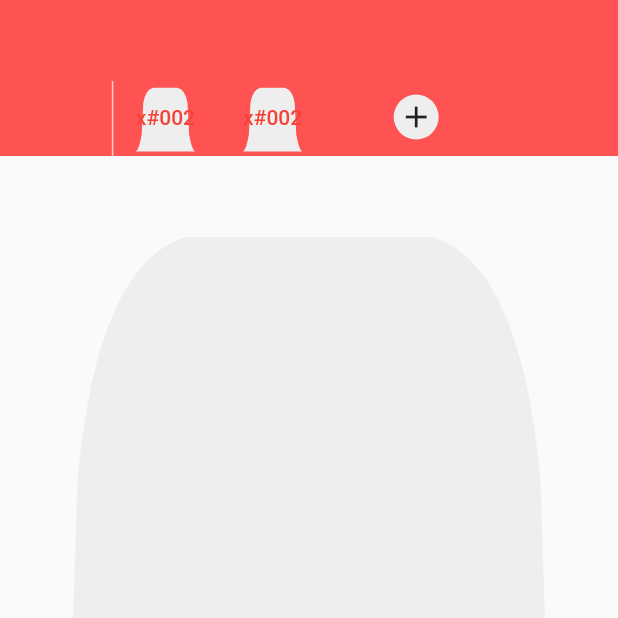
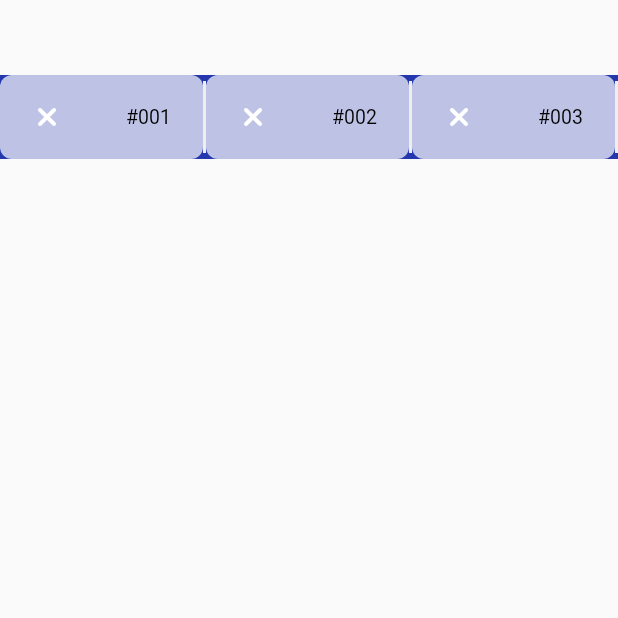
Before and after one commit to trantheho/flutter_bss_tabbar, a Flutter app: the screen it shows after launch, on a phone screen of 412 x 824 dp, the top half of it. Run offline on Flutter 3.47's test engine with Material 2 defaults, Android fonts, the phone set to English and light mode, and no system bars.

```diff
--- a/lib/bss_tab.dart
+++ b/lib/bss_tab.dart
@@ -1,39 +1,50 @@
 import 'package:flutter/material.dart';
 
 class TabItem extends StatefulWidget {
+
+  String title;
+
+  TabItem (this.title);
 
   @override
   _TabItemState createState() => _TabItemState();
 }
 
 class _TabItemState extends State<TabItem> {
-  bool leftBorder = false, rightBorder = false, firstItem = false;
-  String title;
+  bool leftBorder = true, rightBorder = true, firstItem = false, focus = true;
 
   @override
   Widget build(BuildContext context) {
     return Container(
+      width: 100,
       decoration: BoxDecoration(
         borderRadius: BorderRadius.only(
-          topLeft: Radius.circular(8),
-          topRight: Radius.circular(8),
-          bottomLeft: Radius.circular(8),
-          bottomRight: Radius.circular(8),
-        )
+          topLeft: focus ? Radius.circular(8) : Radius.circular(0),
+          topRight: focus ? Radius.circular(8) : Radius.circular(0),
+          bottomLeft: leftBorder ? Radius.circular(8) : Radius.circular(0),
+          bottomRight: rightBorder ? Radius.circular(8) : Radius.circular(0),
+        ),
+        color:Colors.white70,
       ),
       child: Row(
-        mainAxisAlignment:  MainAxisAlignment.spaceEvenly,
+        mainAxisAlignment:  MainAxisAlignment.spaceAround,
         children: <Widget>[
           Center(
             child: Container(
+              width: 20,
+              height: 20,
               child: Image(
-                image: AssetImage('ic_close.png') ,
+                image: AssetImage('assets/ic_close.png') ,
               ),
             )
           ),
           Center(
             child: Text(
-              '$title',
+              '${widget.title}',
+              style: TextStyle(
+                color: Colors.black,
+                fontSize: 13,
+              ),
             ),
           )
         ],
--- a/lib/bss_tabbar.dart
+++ b/lib/bss_tabbar.dart
@@ -1,22 +1,73 @@
 
 import 'package:flutter/material.dart';
+import 'package:flutterbsstabbar/bss_tab.dart';
 
-class BSSTabBar extends StatefulWidget implements PreferredSizeWidget {
-
-
+class BSSTabBar extends StatefulWidget {
   @override
   _BSSTabBarState createState() => _BSSTabBarState();
 
-  @override
-  Size get preferredSize => null;
 }
 
 class _BSSTabBarState extends State<BSSTabBar> {
+
+  List<Widget> _widgets = List();
+  List<String> _list = ["#001", "#002", "#003",];
+
   @override
   Widget build(BuildContext context) {
     return Container(
-      child: ListView.builder(
-          itemBuilder: null)
+      margin: EdgeInsets.only(top: 50),
+      color: Color(0xff2437AC),
+      height: AppBar().preferredSize.height,
+      child: Row(
+        mainAxisAlignment: MainAxisAlignment.spaceAround,
+        children: _buildTab(),
+      ),
     );
   }
+
+  List<Widget> _buildTab() {
+    int cout = 0;
+    for(int i = 0; i < _list.length; i++){
+      cout++;
+      _widgets.add(Expanded(
+        /// add tab item with number title
+        child: TabItem(_list[i]),
+      ));
+
+      _widgets.add(Center(
+        child: Padding(
+          padding: const EdgeInsets.only(top: 4, bottom: 4),
+          child: Container(
+            width: 2,
+            decoration: BoxDecoration(
+              color: Colors.grey[200],
+            ),
+          ),
+        ),
+      ));
+
+      print("$cout");
+    }
+
+ /*   /// create new tab button
+    _widgets.add(Center(
+      child: InkWell(
+        onTap: () {
+          print("create new tab");
+        },
+        child: Icon(
+          Icons.add_circle,
+          color: Colors.white70,
+        ),
+      ),
+    ));*/
+
+    return _widgets;
+  }
+
+
+
+
+
 }
--- a/lib/main.dart
+++ b/lib/main.dart
@@ -1,10 +1,15 @@
 import 'package:flutter/cupertino.dart';
 import 'package:flutter/material.dart';
+import 'package:flutterbsstabbar/bss_tabbar.dart';
 import 'package:flutterbsstabbar/custom_painter.dart';
 
 void main() => runApp(MyApp());
 
 class MyApp extends StatelessWidget {
+  /// 2437AC background color
+  /// 1E2E90 focus color
+
+
   // This widget is the root of your application.
   @override
   Widget build(BuildContext context) {
@@ -33,101 +38,8 @@ class _MyHomePageState extends State<MyHomePage> {
   @override
   Widget build(BuildContext context) {
 
-    return DefaultTabController(
-        length: 3,
-        child: Scaffold(
-          appBar: AppBar(
-            backgroundColor: Colors.redAccent,
-            elevation: 0,
-            /// custom list item like tab
-            bottom: TabBar(
-                isScrollable: true,
-                labelColor: Colors.redAccent,
-                unselectedLabelColor: Colors.white,
-                indicator: BoxDecoration(
-                  /*borderRadius: BorderRadius.only(
-                        topLeft: Radius.circular(12),
-                        topRight: Radius.circular(12),),*/
-                  border: Border(
-                      left: BorderSide(
-                      color: Colors.white70, width: 1, style: BorderStyle.solid)),
-                ),
-                tabs: [
-                  Tab(
-                    child: CustomPaint(
-                      painter: ShapePainter(),
-                      child: Row(
-                        mainAxisAlignment: MainAxisAlignment.center,
-                        children: <Widget>[
-                          Align(
-                            child: Text("x",
-                              style: TextStyle(
-                                color: Colors.red,
-                                fontSize: 14,
-                              ),
-                            ),
-                          ),
-                          Align(
-                            child: Text("#002",
-                              style: TextStyle(
-                                color: Colors.red,
-                                fontSize: 14,
-                              ),
-                            ),
-                          ),
-                        ],
-                      ),
-                    ),
-                  ),
-                  Tab(
-                    child: CustomPaint(
-                      painter: ShapePainter(),
-                      child: Row(
-                        mainAxisAlignment: MainAxisAlignment.spaceEvenly,
-                        children: <Widget>[
-                          Align(
-                            child: Text("x",
-                              style: TextStyle(
-                                color: Colors.red,
-                                fontSize: 14,
-                              ),
-                            ),
-                          ),
-                          Align(
-                            child: Text("#002",
-                              style: TextStyle(
-                                color: Colors.red,
-                                fontSize: 14,
-                              ),
-                            ),
-                          ),
-                        ],
-                      ),
-                    ),
-                  ),
-                  FlatButton(
-                      onPressed: (){
-                        print("add new tab");
-                      },
-                      child: Container(
-                          width: 30,
-                          height: 30,
-                          decoration: BoxDecoration(
-                            shape: BoxShape.circle,
-                            color: Colors.grey[200]
-                          ),
-                          child: Icon(Icons.add)))
-                ]
-            ),
-          ),
-          body: TabBarView(children: [
-            CustomPaint(
-              painter: ShapePainter(),
-            ),
-            Icon(Icons.movie),
-            Icon(Icons.games),
-          ]),
-        )
+    return Scaffold(
+      body: BSSTabBar(),
     );
   }
 }
--- a/pubspec.yaml
+++ b/pubspec.yaml
@@ -44,6 +44,9 @@ flutter:
   # assets:
   #  - images/a_dot_burr.jpeg
   #  - images/a_dot_ham.jpeg
+  assets:
+    - assets/ic_create.png
+    - assets/ic_close.png
 
   # An image asset can refer to one or more resolution-specific "variants", see
   # https://flutter.dev/assets-and-images/#resolution-aware.
```
Also changed, not shown: assets/ic_close.png (added), assets/ic_create.png (added).
